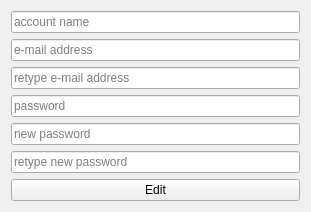
Before: the Qt Designer form ola/client/auth/amend_form.ui in myapps-directory/myapps-client, drawn with Qt 5.
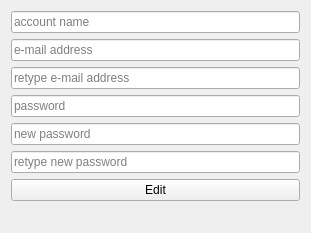
After: the same form once the commit is applied.

What changed in the file:
```diff
--- a/ola/client/auth/amend_form.ui
+++ b/ola/client/auth/amend_form.ui
@@ -7,7 +7,7 @@
     <x>0</x>
     <y>0</y>
     <width>311</width>
-    <height>194</height>
+    <height>233</height>
    </rect>
   </property>
   <property name="windowTitle">
```
Left out of the diff: 7 changed lines with no effect on the pictures.
